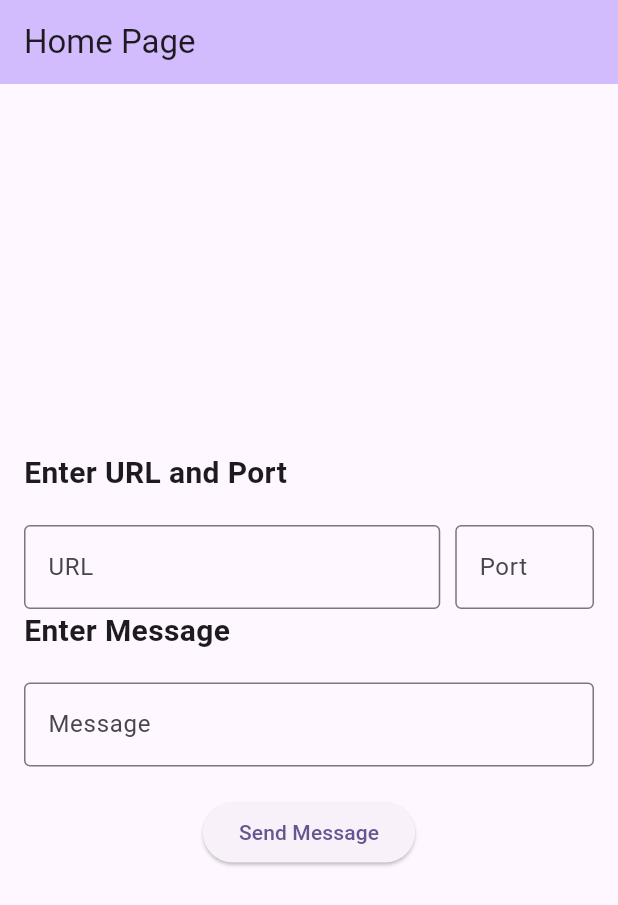
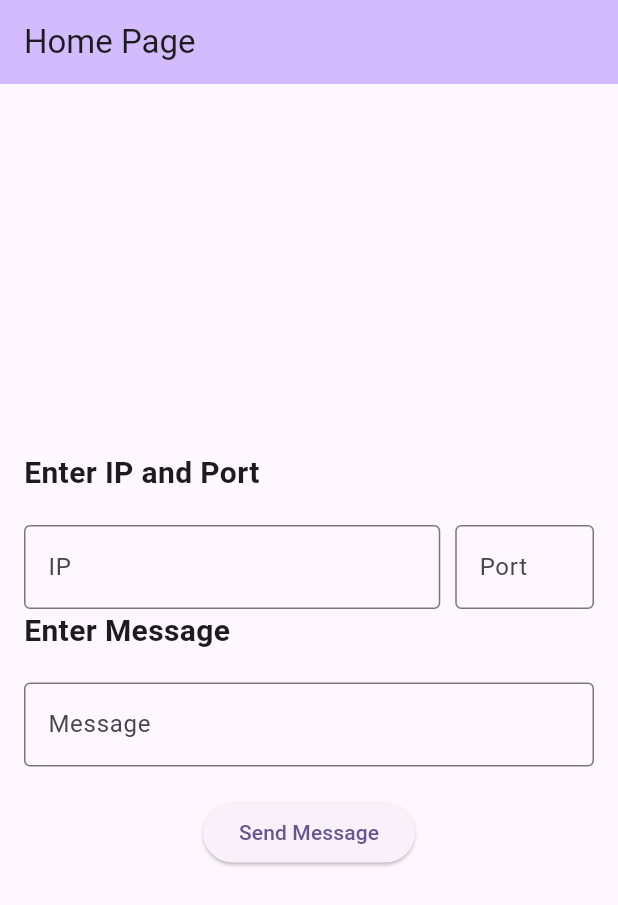
Before and after one commit to javidahmed64592/rpi-ai, a Flutter app: the screen it shows after launch, after a tap on "Send Message", on a phone screen of 412 x 824 dp. Shown: the top 905 px of the screen. Run offline on Flutter 3.47's test engine with Material 3 defaults, Android fonts, the phone set to English and light mode, and no system bars; network calls fail.

Commit message:
Add AppState management for IP and port configuration

```diff
--- /dev/null
+++ b/ui/lib/app_state.dart
@@ -0,0 +1,23 @@
+import 'package:flutter/material.dart';
+
+class AppState extends ChangeNotifier {
+  String _ip = '127.0.0.1';
+  int _port = 5000;
+
+  String get ip => _ip;
+  int get port => _port;
+
+  void setIp(String newIp) {
+    _ip = newIp;
+    notifyListeners();
+  }
+
+  void setPort(int newPort) {
+    _port = newPort;
+    notifyListeners();
+  }
+
+  String getFullUrl() {
+    return 'http://$_ip:$_port';
+  }
+}
--- a/ui/lib/main.dart
+++ b/ui/lib/main.dart
@@ -1,8 +1,15 @@
 import 'package:flutter/material.dart';
+import 'package:provider/provider.dart';
+import 'app_state.dart';
 import 'package:ui/pages/homepage.dart';
 
 void main() {
-  runApp(const MyApp());
+  runApp(
+    ChangeNotifierProvider(
+      create: (context) => AppState(),
+      child: MyApp(),
+    ),
+  );
 }
 
 class MyApp extends StatelessWidget {
--- a/ui/lib/pages/homepage.dart
+++ b/ui/lib/pages/homepage.dart
@@ -2,6 +2,8 @@ import 'package:flutter/material.dart';
 import 'package:flutter/services.dart';
 import 'package:http/http.dart' as http;
 import 'dart:convert';
+import 'package:provider/provider.dart';
+import '../app_state.dart';
 
 class MyHomePage extends StatefulWidget {
   const MyHomePage({super.key, required this.title});
@@ -12,89 +14,11 @@ class MyHomePage extends StatefulWidget {
 }
 
 class _MyHomePageState extends State<MyHomePage> {
-  String url = 'http://127.0.0.1';
-  int port = 5000;
   String message = '';
 
-  void setUrl(String newUrl) {
-    setState(() {
-      url = newUrl;
-    });
-  }
-
-  void setPort(int newPort) {
-    setState(() {
-      port = newPort;
-    });
-  }
-
-  String getFullUrl() {
-    final String fullUrl = '$url:$port';
-    return fullUrl;
-  }
-
-  Widget urlText() {
-    return TextField(
-      decoration: const InputDecoration(
-        border: OutlineInputBorder(),
-        labelText: 'URL',
-      ),
-      onChanged: setUrl,
-    );
-  }
-
-  Widget portText() {
-    return TextField(
-      decoration: const InputDecoration(
-        border: OutlineInputBorder(),
-        labelText: 'Port',
-      ),
-      keyboardType: TextInputType.number,
-      inputFormatters: <TextInputFormatter>[
-        FilteringTextInputFormatter.digitsOnly
-      ],
-      onChanged: (String value) {
-        if (value.isNotEmpty) {
-          setPort(int.parse(value));
-        }
-      },
-    );
-  }
-
-  Widget urlBuilder() {
-    return Column(
-      mainAxisAlignment: MainAxisAlignment.center,
-      children: <Widget>[
-        const Align(
-          alignment: Alignment.centerLeft,
-          child: Text(
-            'Enter URL and Port',
-            style: TextStyle(fontSize: 20, fontWeight: FontWeight.bold),
-          ),
-        ),
-        const SizedBox(height: 20),
-        Row(
-          mainAxisAlignment: MainAxisAlignment.center,
-          children: <Widget>[
-            Expanded(
-              flex: 3,
-              child: urlText(),
-            ),
-            const SizedBox(width: 10),
-            Expanded(
-              flex: 1,
-              child: portText(),
-            ),
-          ],
-        ),
-      ],
-    );
-  }
-
-  // Add a method to send a POST request to full URL
   void sendMessage(String message) async {
-    final Uri uri = Uri.parse('${getFullUrl()}/chat');
-    print('Sending message to $uri');
+    final appState = Provider.of<AppState>(context, listen: false);
+    final Uri uri = Uri.parse('${appState.getFullUrl()}/chat');
     final response = await http.post(
       uri,
       headers: <String, String>{
@@ -110,6 +34,72 @@ class _MyHomePageState extends State<MyHomePage> {
     } else {
       print('Failed to send message: ${response.statusCode}');
     }
+  }
+
+  Widget ipText() {
+    return Consumer<AppState>(
+      builder: (context, appState, child) {
+        return TextField(
+          decoration: const InputDecoration(
+            border: OutlineInputBorder(),
+            labelText: 'IP',
+          ),
+          onChanged: appState.setIp,
+        );
+      },
+    );
+  }
+
+  Widget portText() {
+    return Consumer<AppState>(
+      builder: (context, appState, child) {
+        return TextField(
+          decoration: const InputDecoration(
+            border: OutlineInputBorder(),
+            labelText: 'Port',
+          ),
+          keyboardType: TextInputType.number,
+          inputFormatters: <TextInputFormatter>[
+            FilteringTextInputFormatter.digitsOnly
+          ],
+          onChanged: (String value) {
+            if (value.isNotEmpty) {
+              appState.setPort(int.parse(value));
+            }
+          },
+        );
+      },
+    );
+  }
+
+  Widget urlBuilder() {
+    return Column(
+      mainAxisAlignment: MainAxisAlignment.center,
+      children: <Widget>[
+        const Align(
+          alignment: Alignment.centerLeft,
+          child: Text(
+            'Enter IP and Port',
+            style: TextStyle(fontSize: 20, fontWeight: FontWeight.bold),
+          ),
+        ),
+        const SizedBox(height: 20),
+        Row(
+          mainAxisAlignment: MainAxisAlignment.center,
+          children: <Widget>[
+            Expanded(
+              flex: 3,
+              child: ipText(),
+            ),
+            const SizedBox(width: 10),
+            Expanded(
+              flex: 1,
+              child: portText(),
+            ),
+          ],
+        ),
+      ],
+    );
   }
 
   Widget messageInterface() {
--- a/ui/pubspec.yaml
+++ b/ui/pubspec.yaml
@@ -30,6 +30,7 @@ environment:
 dependencies:
   flutter:
     sdk: flutter
+  provider: ^6.0.0
   http: ^0.13.4
 
 
```
Also changed, not shown: ui/pubspec.lock.
